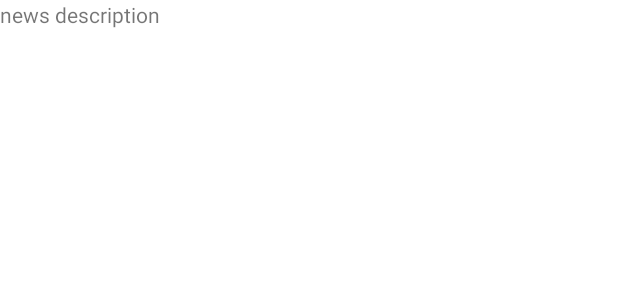
After one commit to AscentionOne/CapstoneNewsApp, an Android app: the layout activity_news_detail.xml on its own in the app's theme, with its tools: preview values and no code run, on a phone screen of 412 x 824 dp. The commit adds this screen. Shown: the top 300 px of the screen. Run offline under Robolectric (Android 15) with nearby library versions, the phone set to English and light mode, and no system bars.

Commit message:
Create NewsDetailActivity and pass data through Intent
1. Create second activity (NewsDetailActivity) and layout to show news article detail
2. Pass the news title and description through Intent
3. Add clickListener to news list and navigate to NewsDetailActivity by Intent

```diff
--- a/app/src/main/AndroidManifest.xml
+++ b/app/src/main/AndroidManifest.xml
@@ -14,6 +14,9 @@
         android:theme="@style/Theme.CapstoneNewsApp"
         tools:targetApi="31">
         <activity
+            android:name=".NewsDetailActivity"
+            android:exported="false" />
+        <activity
             android:name=".MainActivity"
             android:exported="true">
             <intent-filter>
--- /dev/null
+++ b/app/src/main/res/layout/activity_news_detail.xml
@@ -0,0 +1,17 @@
+<?xml version="1.0" encoding="utf-8"?>
+<androidx.constraintlayout.widget.ConstraintLayout xmlns:android="http://schemas.android.com/apk/res/android"
+    xmlns:app="http://schemas.android.com/apk/res-auto"
+    xmlns:tools="http://schemas.android.com/tools"
+    android:layout_width="match_parent"
+    android:layout_height="match_parent"
+    tools:context=".NewsDetailActivity">
+
+    <TextView
+        android:id="@+id/newsDescriptionTextView"
+        android:layout_width="0dp"
+        android:layout_height="wrap_content"
+        app:layout_constraintEnd_toEndOf="parent"
+        app:layout_constraintStart_toStartOf="parent"
+        app:layout_constraintTop_toTopOf="parent"
+        tools:text="news description" />
+</androidx.constraintlayout.widget.ConstraintLayout>
```
Also changed, not shown: app/src/main/java/com/kenchen/capstonenewsapp/MainActivity.kt (+24 -4 lines), app/src/main/java/com/kenchen/capstonenewsapp/NewsDetailActivity.kt (added, +22 -0 lines), app/src/main/java/com/kenchen/capstonenewsapp/NewsListAdaptor.kt (+10 -1 lines).
